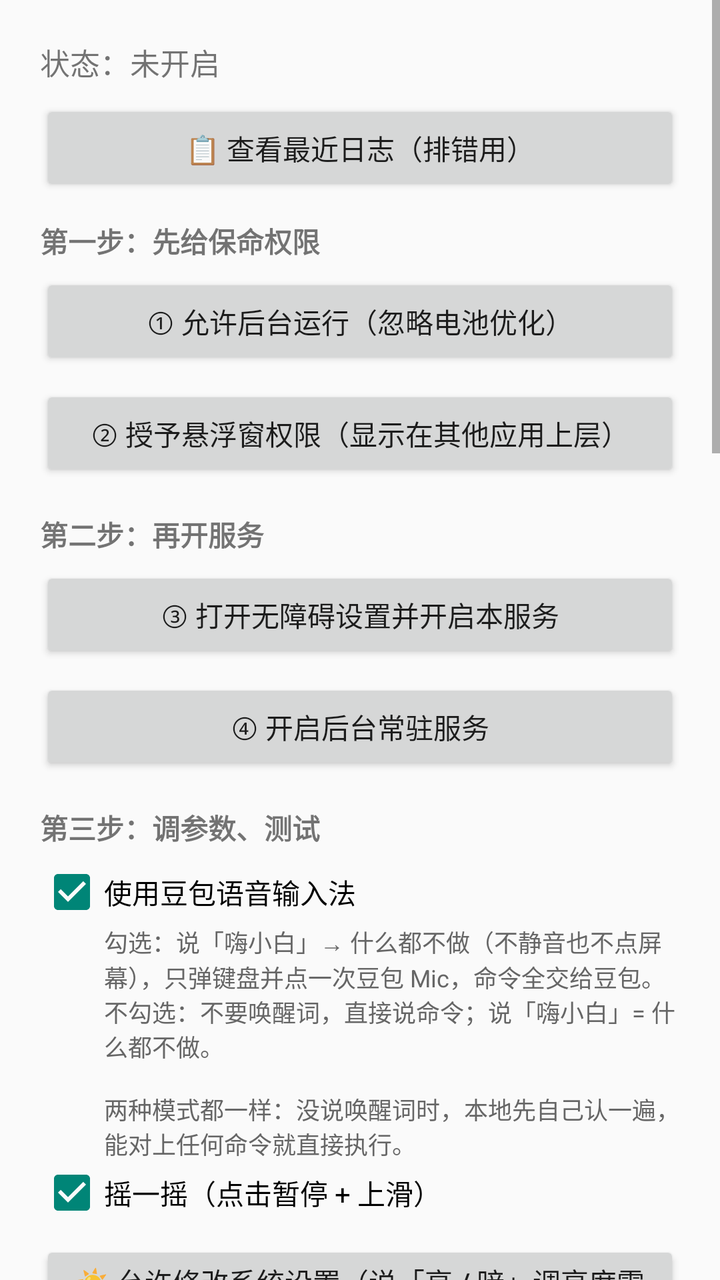
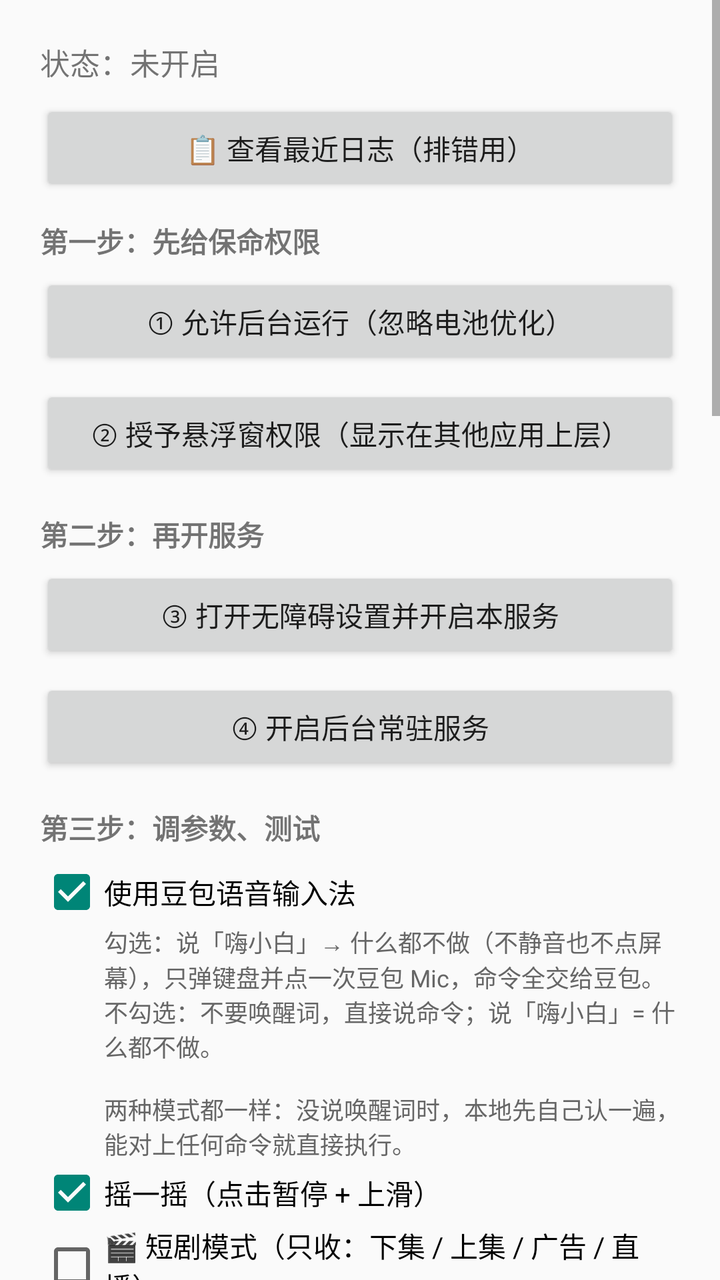

An Android layout rendered at two revisions. The XML below is the earlier revision; the diff shows what the commit changed to produce the second picture.
<!-- AndroidManifest.xml: application theme android:Theme.Material.Light -->
<!-- res/layout/activity_main.xml -->
<?xml version="1.0" encoding="utf-8"?>
<ScrollView xmlns:android="http://schemas.android.com/apk/res/android"
    android:layout_width="match_parent"
    android:layout_height="match_parent">

    <LinearLayout
        android:layout_width="match_parent"
        android:layout_height="wrap_content"
        android:orientation="vertical"
        android:padding="20dp">

        <TextView
            android:id="@+id/tvStatus"
            android:layout_width="match_parent"
            android:layout_height="wrap_content"
            android:paddingBottom="8dp"
            android:text="状态：未开启"
            android:textSize="15sp" />

        <Button
            android:id="@+id/btnLog"
            android:layout_width="match_parent"
            android:layout_height="wrap_content"
            android:layout_marginBottom="12dp"
            android:text="📋 查看最近日志（排错用）" />

        <TextView
            android:layout_width="match_parent"
            android:layout_height="wrap_content"
            android:paddingBottom="6dp"
            android:text="第一步：先给保命权限"
            android:textStyle="bold" />

        <Button
            android:id="@+id/btnBattery"
            android:layout_width="match_parent"
            android:layout_height="wrap_content"
            android:text="① 允许后台运行（忽略电池优化）" />

        <Button
            android:id="@+id/btnOverlayPerm"
            android:layout_width="match_parent"
            android:layout_height="wrap_content"
            android:layout_marginTop="8dp"
            android:text="② 授予悬浮窗权限（显示在其他应用上层）" />

        <TextView
            android:layout_width="match_parent"
            android:layout_height="wrap_content"
            android:paddingTop="16dp"
            android:paddingBottom="6dp"
            android:text="第二步：再开服务"
            android:textStyle="bold" />

        <Button
            android:id="@+id/btnOpen"
            android:layout_width="match_parent"
            android:layout_height="wrap_content"
            android:text="③ 打开无障碍设置并开启本服务" />

        <Button
            android:id="@+id/btnKeep"
            android:layout_width="match_parent"
            android:layout_height="wrap_content"
            android:layout_marginTop="8dp"
            android:text="④ 开启后台常驻服务" />

        <TextView
            android:layout_width="match_parent"
            android:layout_height="wrap_content"
            android:paddingTop="16dp"
            android:paddingBottom="6dp"
            android:text="第三步：调参数、测试"
            android:textStyle="bold" />

        <CheckBox
            android:id="@+id/cbDoubao"
            android:layout_width="match_parent"
            android:layout_height="wrap_content"
            android:checked="true"
            android:text="使用豆包语音输入法" />

        <TextView
            android:layout_width="match_parent"
            android:layout_height="wrap_content"
            android:layout_marginStart="32dp"
            android:text="勾选：说「嗨小白」→ 什么都不做（不静音也不点屏幕），只弹键盘并点一次豆包 Mic，命令全交给豆包。\n不勾选：不要唤醒词，直接说命令；说「嗨小白」= 什么都不做。\n\n两种模式都一样：没说唤醒词时，本地先自己认一遍，能对上任何命令就直接执行。"
            android:textColor="#666666"
            android:textSize="12sp" />

        <CheckBox
            android:id="@+id/cbShake"
            android:layout_width="match_parent"
            android:layout_height="wrap_content"
            android:checked="true"
            android:text="摇一摇（点击暂停 + 上滑）" />

        <Button
            android:id="@+id/btnWrite"
            android:layout_width="match_parent"
            android:layout_height="wrap_content"
            android:layout_marginTop="8dp"
            android:text="☀ 允许修改系统设置（说「亮 / 暗」调亮度需要）" />

        <Button
            android:id="@+id/btnSettings"
            android:layout_width="match_parent"
            android:layout_height="wrap_content"
            android:layout_marginTop="8dp"
            android:text="⚙ 参数设置" />

        <Button
            android:id="@+id/btnTestMic"
            android:layout_width="match_parent"
            android:layout_height="wrap_content"
            android:layout_marginTop="8dp"
            android:text="▶ 测试Mic（标定麦克风位置）" />

        <Button
            android:id="@+id/btnExit"
            android:layout_width="match_parent"
            android:layout_height="wrap_content"
            android:layout_marginTop="16dp"
            android:text="⑤ 退出" />

        <TextView
            android:layout_width="match_parent"
            android:layout_height="wrap_content"
            android:layout_marginTop="20dp"
            android:lineSpacingExtra="3dp"
            android:text="顺序很重要：先做 ①②（保命），再做 ③④（开服务）。反过来的话，刚开无障碍就会被系统杀掉。\n\n勾选豆包时：\n· 说「嗨小白」→ 默认什么都不做（不静音、不点屏幕），只弹键盘 + 点豆包 Mic\n· 输入框出现并立即弹键盘、点一次豆包麦克风（本地语音包不再听命令）\n· 输入框里一出现短句就执行\n· 点输入框的 ✕ = 整个程序退出\n\n不勾选豆包时：不要唤醒词，直接说「下一集」等命令就执行。\n\n两种模式都不用先说唤醒词：没听到「嗨小白」时，本地引擎自己先认一遍，\n能对上任何命令就直接执行（只收 8 个字以内的短句，长句当视频里的话不理）。\n\n命令（越短越好，本地也认得准）：\n下一集/上翻=上滑，上一集/下翻=下滑，\n广告=退出广告（看下方读秒，读秒到了自动上拉，不左划），\n直播=退出直播（比退出广告多一个左划），\n上页=点(15%,85%)，下页=点(85%,85%)，\n停 / 放 / 继续 / 播放 / 继续播放=同一条命令：在(50%,20%)点一下，\n大 / 小=声音大一点 / 小一点，亮 / 暗=屏幕亮一点 / 暗一点（需 ☀ 授权），\n声音大/小一点=调媒体音量，打开某某 或直接喊名字（抖音、红果）=启动 App，\n打开豆包/关闭豆包=勾选或取消「使用豆包语音输入法」（设置里的勾会同步变化），\n光喊一声「豆包」=切换（勾着就关、没勾就开），\n测试读秒=弹出最下方读秒探测面板（没有按钮了，只能语音说），小白再见=彻底退出。\n\n所有命令都不再补“点一下恢复播放”那个动作（因为唤醒时本来就什么都没暂停）。\n\n▶ 测试Mic：弹出编辑框和豆包键盘后，你点一下键盘上的麦克风按钮，\n程序就把你点的位置记成 Mic 坐标（会补一下那次点击，让豆包真的开始听）。以后再也不用猜坐标。\n\n摇一摇 = 点击暂停 → 上滑。不用了点 ⑤ 或说「小白再见」。"
            android:textSize="12sp" />
    </LinearLayout>
</ScrollView>
<!-- resources referenced by this layout -->
<resources>

</resources>

<!-- the commit's change to res/layout/activity_main.xml (unified diff, before → after) -->
@@ -95,6 +95,27 @@
             android:checked="true"
             android:text="摇一摇（点击暂停 + 上滑）" />
 
+        <CheckBox
+            android:id="@+id/cbDrama"
+            android:layout_width="match_parent"
+            android:layout_height="wrap_content"
+            android:text="🎬 短剧模式（只收：下集 / 上集 / 广告 / 直播）" />
+
+        <TextView
+            android:layout_width="match_parent"
+            android:layout_height="wrap_content"
+            android:layout_marginStart="32dp"
+            android:text="短剧模式开着时，其他语音命令一律不接收（不执行、屏幕下方也不显示），直到听到「嗨小白」——听到唤醒词就自动退出短剧模式、恢复正常。"
+            android:textColor="#666666"
+            android:textSize="12sp" />
+
+        <Button
+            android:id="@+id/btnRecord"
+            android:layout_width="match_parent"
+            android:layout_height="wrap_content"
+            android:layout_marginTop="8dp"
+            android:text="🔴 录制动作（自定义语音命令：录一串点/划，说一声就自动做）" />
+
         <Button
             android:id="@+id/btnWrite"
             android:layout_width="match_parent"
